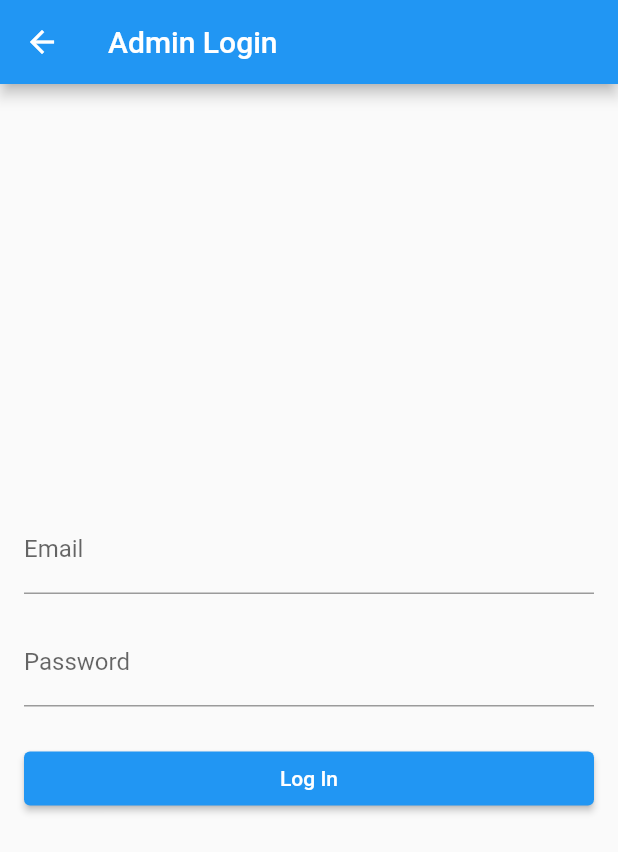
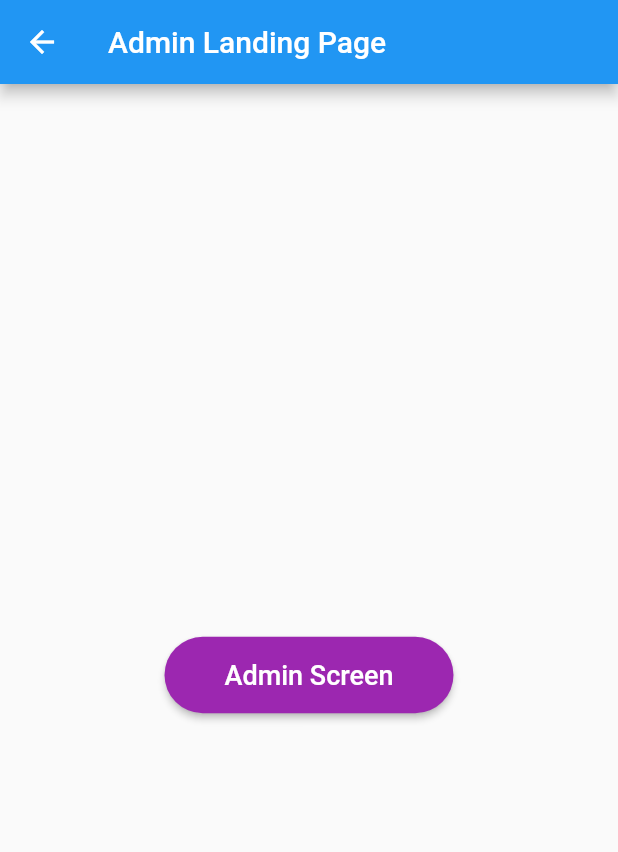
Before and after one commit to Chin-ma/flutter-studenthelpdesk, a Flutter app: the LandingScreen screen opened directly, after a tap on "Admin Login", on a phone screen of 412 x 824 dp. Shown: the top 852 px of the screen. Run offline on Flutter 3.47's test engine with Material 2 defaults, Android fonts, the phone set to English and light mode, and no system bars; our stand-ins replace cloud_firestore, firebase_auth, firebase_core, google_sign_in, shared_preferences; accounts and stored records are empty.

Commit message:
Added Admin Screen

```diff
--- /dev/null
+++ b/lib/screens/adminLanding.dart
@@ -0,0 +1,83 @@
+// admin_landing_page.dart
+import 'package:flutter/material.dart';
+import 'package:flutter_ui/screens/adminScreen.dart';
+import 'package:flutter_ui/screens/postEditScreen.dart';
+import 'package:flutter_ui/screens/postScreen.dart';
+
+class AdminLandingPage extends StatelessWidget {
+  @override
+  Widget build(BuildContext context) {
+    return Scaffold(
+      appBar: AppBar(
+        title: Text('Admin Landing Page'),
+      ),
+      body: Center(
+        child: Column(
+          mainAxisAlignment: MainAxisAlignment.center,
+          crossAxisAlignment: CrossAxisAlignment.center,
+          children: [
+            // Image.asset(
+            //   'assets/logo.png', // Replace with your app logo image
+            //   width: 150,
+            //   height: 150,
+            // ),
+            // SizedBox(height: 40),
+            // ElevatedButton(
+            //   onPressed: () {
+            //     Navigator.push(
+            //       context,
+            //       MaterialPageRoute(builder: (context) => PostQueryScreen()),
+            //     );
+            //   },
+            //   style: ElevatedButton.styleFrom(
+            //     primary: Colors.blue,
+            //     onPrimary: Colors.white,
+            //     padding: EdgeInsets.symmetric(horizontal: 40, vertical: 15),
+            //     shape: RoundedRectangleBorder(
+            //       borderRadius: BorderRadius.circular(30.0),
+            //     ),
+            //   ),
+            //   child: Text('Display Posts', style: TextStyle(fontSize: 18)),
+            // ),
+            // SizedBox(height: 20),
+            // ElevatedButton(
+            //   onPressed: () {
+            //     Navigator.push(
+            //       context,
+            //       MaterialPageRoute(builder: (context) => PostEditScreen()),
+            //     );
+            //   },
+            //   style: ElevatedButton.styleFrom(
+            //     primary: Colors.green,
+            //     onPrimary: Colors.white,
+            //     padding: EdgeInsets.symmetric(horizontal: 40, vertical: 15),
+            //     shape: RoundedRectangleBorder(
+            //       borderRadius: BorderRadius.circular(30.0),
+            //     ),
+            //   ),
+            //   child: Text('Add Post', style: TextStyle(fontSize: 18)),
+            // ),
+            SizedBox(height: 20),
+            ElevatedButton(
+              onPressed: () {
+                Navigator.push(
+                  context,
+                  MaterialPageRoute(builder: (context) => AdminScreen()),
+                );
+              },
+              style: ElevatedButton.styleFrom(
+                primary: Colors.purple,
+                onPrimary: Colors.white,
+                padding: EdgeInsets.symmetric(horizontal: 40, vertical: 15),
+                shape: RoundedRectangleBorder(
+                  borderRadius: BorderRadius.circular(30.0),
+                ),
+              ),
+              child: Text('Admin Screen', style: TextStyle(fontSize: 18)),
+            ),
+          ],
+        ),
+      ),
+    );
+  }
+}
--- a/lib/screens/landing.dart
+++ b/lib/screens/landing.dart
@@ -1,4 +1,5 @@
 import 'package:flutter/material.dart';
+import 'package:flutter_ui/screens/adminLanding.dart';
 import 'package:flutter_ui/screens/adminLoginScreen.dart';
 import 'package:flutter_ui/screens/login.dart';
 import 'package:flutter_ui/screens/postEditScreen.dart';
@@ -104,7 +105,7 @@ class LandingScreen extends StatelessWidget {
               onPressed: () {
                 Navigator.push(
                   context,
-                  MaterialPageRoute(builder: (context) => AdminLoginScreen()),
+                  MaterialPageRoute(builder: (context) => AdminLandingPage()),
                 );
               },
               style: ElevatedButton.styleFrom(
--- a/lib/widgets/admin_post_item.dart
+++ b/lib/widgets/admin_post_item.dart
@@ -13,8 +13,8 @@ class AdminPostItem extends StatelessWidget {
       elevation: 3,
       margin: const EdgeInsets.symmetric(vertical: 8, horizontal: 16),
       child: ListTile(
-        title: Text(post!.title),
-        subtitle: Text(post!.content),
+        title: Text(post.title),
+        subtitle: Text(post.content),
         onTap: () {
           Navigator.push(
             context,
```
Also changed, not shown: lib/widgets/post_list.dart (+6 -2 lines).
